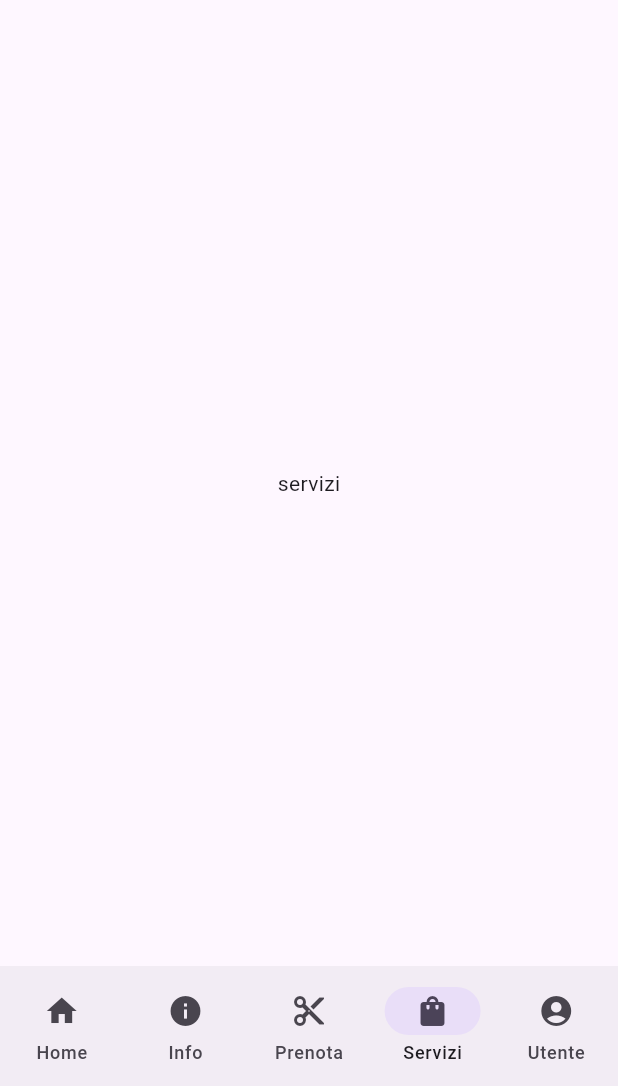
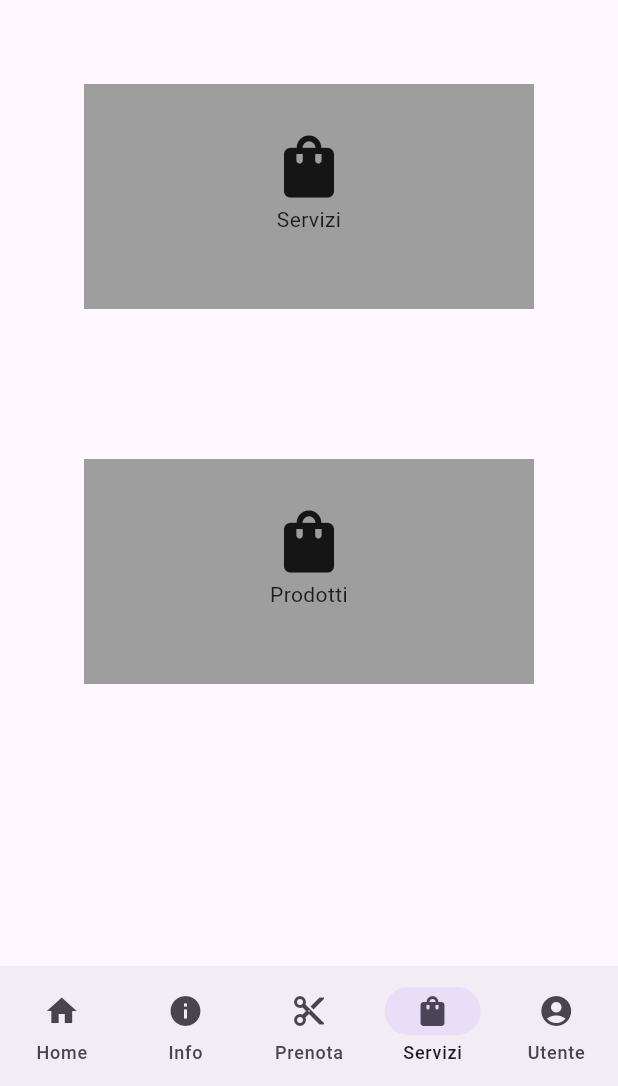
Before and after one commit to Punker58/MonaciDomenicoLab3, a Flutter app: the screen it shows after launch, item 4 of the bottom bar chosen, on a phone screen of 412 x 824 dp, the part 150-1236 px from its top. Run offline on Flutter 3.47's test engine with Material 2 defaults, Android fonts, the phone set to English and light mode, and no system bars; Roboto replaces fonts that are missing (ZenAntique).

Commit message:
0.0.4 - Inserita pagina elenco servizi - inserita pagina dettagli per servizi e prodotti - rimodulata pagina notifiche - inserito redirect alla home per la pagina notifiche
TODO
- fixare TextStyle (non worka)
- fixare redirect da tasto perché comportano una perdita della navigation bara

```diff
--- a/lib/main.dart
+++ b/lib/main.dart
@@ -1,6 +1,7 @@
 import 'package:flutter/material.dart';
 import 'screens/home.dart';
 import 'screens/info.dart';
+import 'screens/servizi/elenco.dart';
 import '../style/style.dart';
 
 void main() {
@@ -41,7 +42,7 @@ class _MyHomePageState extends State<MyHomePage> {
     Home(),
     Info(),
     Center(child: Text('prenota')),
-    Center(child: Text('servizi')),
+    Servizi(),
     Center(child: Text('dashboard')),
   ];
 
--- a/lib/screens/home.dart
+++ b/lib/screens/home.dart
@@ -1,5 +1,6 @@
 import 'package:flutter/material.dart';
 import '../style/style.dart';
+import '../screens/PagNotifiche.dart';
 
 class Home extends StatelessWidget {
   const Home({Key? key}) : super(key: key);
@@ -26,7 +27,9 @@ class Home extends StatelessWidget {
                       textAlign: TextAlign.left,
                     ),
                     IconButton(
-                      onPressed: () {},
+                      onPressed: () {
+                        Navigator.push(context, MaterialPageRoute(builder: (context) => PagNotifiche()));
+                      },
                       icon: const Icon(Icons.notifications),
                       iconSize: 40,
                     ),
--- a/lib/screens/servizi/elenco.dart
+++ b/lib/screens/servizi/elenco.dart
@@ -0,0 +1,64 @@
+import 'package:flutter/material.dart';
+import '../../style/style.dart';
+import 'main.dart';
+
+class Servizi extends StatelessWidget {
+  const Servizi({Key? key}) : super(key: key);
+
+  @override
+  Widget build(BuildContext context) {
+    return Scaffold(
+
+      body: SingleChildScrollView(
+        child:Padding(
+          padding: const EdgeInsets.all(6.0),
+          child: Column(
+            crossAxisAlignment: CrossAxisAlignment.start,
+            children: [
+
+              GestureDetector(
+                onTap: (){
+                  Navigator.push(context, MaterialPageRoute<void>(builder: (context) => ElencoServizi()));
+                },
+                child:Container(
+                  width: double.infinity,
+                  height: 150,
+                  margin: const EdgeInsets.all(50.0),
+                  color: Colors.grey,
+                  padding: const EdgeInsets.all(30),
+                  child: const Column(
+                    children: [
+                      Icon(Icons.shopping_bag, size: 50,),
+                      Text("Servizi", textAlign: TextAlign.center),
+                    ],
+                  ),
+                ),
+              ),
+
+              GestureDetector(
+                onTap: (){
+                  Navigator.push(context, MaterialPageRoute<void>(builder: (context) => ElencoServizi()));
+                },
+                child:Container(
+                  width: double.infinity,
+                  height: 150,
+                  margin: const EdgeInsets.all(50.0),
+                  color: Colors.grey,
+                  padding: const EdgeInsets.all(30),
+                  child: const Column(
+                    children: [
+                      Icon(Icons.shopping_bag, size: 50,),
+                      Text("Prodotti", textAlign: TextAlign.center),
+                    ],
+                  ),
+                ),
+              ),
+
+            ],
+          ), // This trailing comma makes auto-formatting nicer for build methods.
+        ),
+      ),
+
+    );
+  }
+}
```
Also changed, not shown: lib/screens/PagNotifiche.dart (+76 -0 lines), lib/screens/servizi/main.dart (+83 -0 lines).
